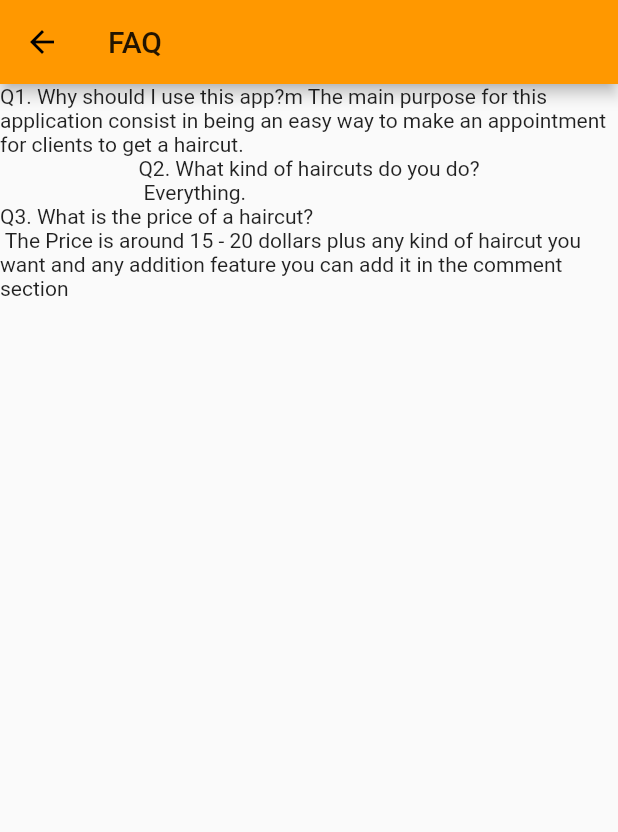
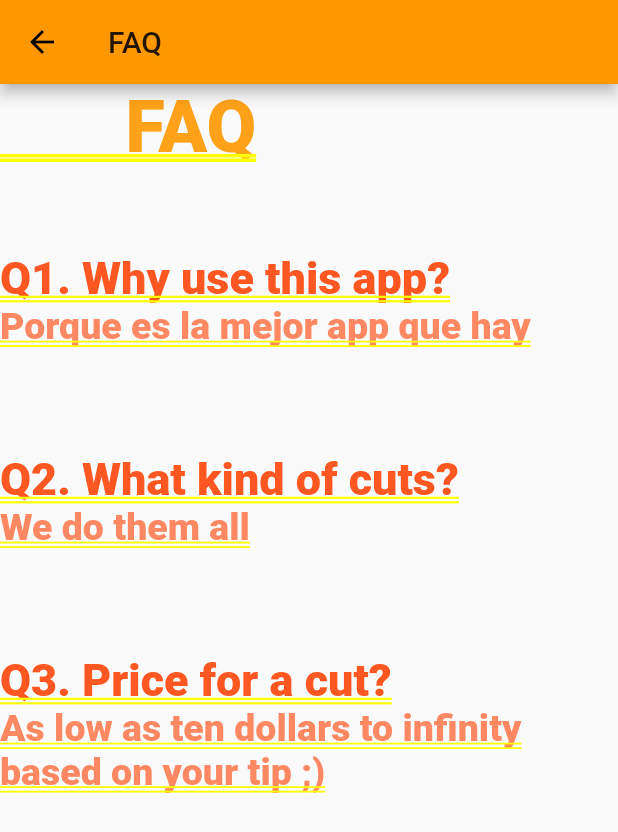
Before and after one commit to mario-velasquez-en/BarberApp, a Flutter app: the screen it shows after launch, after a tap on "Faq Route", on a phone screen of 412 x 824 dp. Shown: the top 832 px of the screen. Run offline on Flutter 3.47's test engine with Material 2 defaults, Android fonts, the phone set to English and light mode, and no system bars.

Commit message:
Stylized the receipt and FAQ page , currently working on the scheduling screen -only have a drop down menu-

```diff
--- a/lib/main.dart
+++ b/lib/main.dart
@@ -92,16 +92,30 @@ class _MyHomePageState extends State<MyHomePage> {
           mainAxisAlignment: MainAxisAlignment.center,
           children: <Widget>[
             FlatButton(
-              child: Text("Faq Route"), onPressed: () {Navigator.push(
+              child: Text("Faq Route"),
+              onPressed: () {
+                Navigator.push(
                   context,
                   MaterialPageRoute(builder: (context) => FaqPage()),
                 );
               },
             ),
             FlatButton(
-              child: Text("Receipt Route"), onPressed: () {Navigator.push(
+              child: Text("Receipt Route"),
+              onPressed: () {
+                Navigator.push(
                   context,
                   MaterialPageRoute(builder: (context) => ReceiptPage()),
+                );
+              },
+            ),
+
+            FlatButton(
+              child: Text("Schedule Route"),
+              onPressed: () {
+                Navigator.push(
+                  context,
+                  MaterialPageRoute(builder: (context) => Schedule()),
                 );
               },
             ),
@@ -124,34 +138,145 @@ class FaqPage extends StatelessWidget {
       appBar: AppBar(
         title: Text("FAQ"),
       ),
-      body:
-        Column(children: <Widget>[
-          Text("Q1. Why should I use this app?\m The main purpose for this application consist in being an easy way to make an appointment for clients to get a haircut."),
-          Text("Q2. What kind of haircuts do you do?\n Everything."),
-          Text("Q3. What is the price of a haircut? \n The Price is around 15 - 20 dollars plus any kind of haircut you want and any addition feature you can add it in the comment section"),
+      body: ListView(
+        children: <Widget>[
+          RichText(
+            text: TextSpan(
+              style: DefaultTextStyle.of(context).style,
+              children: <TextSpan>[
+                TextSpan(
+                  text: '       FAQ\n\n',
+                  style: TextStyle(color: Colors.orange.withOpacity(0.9)),
+                ),
+                TextSpan(
+                  text: 'Q1. Why use this app?\n',
+                  style: TextStyle(
+                      color: Colors.deepOrange.withOpacity(1.0), fontSize: 30),
+                ),
+                TextSpan(
+                  text: 'Porque es la mejor app que hay\n',
+                  style: TextStyle(
+                      color: Colors.deepOrange.withOpacity(0.7), fontSize: 25),
+                ),
+                TextSpan(
+                  text: '\n\nQ2. What kind of cuts?\n',
+                  style: TextStyle(
+                      color: Colors.deepOrange.withOpacity(1.0), fontSize: 30),
+                ),
+                TextSpan(
+                  text: 'We do them all\n',
+                  style: TextStyle(
+                      color: Colors.deepOrange.withOpacity(0.7), fontSize: 25),
+                ),
+                TextSpan(
+                  text: '\n\nQ3. Price for a cut?\n',
+                  style: TextStyle(
+                      color: Colors.deepOrange.withOpacity(1.0), fontSize: 30),
+                ),
+                TextSpan(
+                  text: 'As low as ten dollars to infinity based on your tip ;)\n',
+                  style: TextStyle(
+                      color: Colors.deepOrange.withOpacity(0.7), fontSize: 25),
+                ),
+              ],
+            ),
+          ),
         ],
+      ),
+    );
+  }
+}
 
+class ReceiptPage extends StatelessWidget {
+  @override
+  Widget build(BuildContext context) {
+    return Scaffold(
+      appBar: AppBar(
+        title: Text("Receipt"),
+      ),
+      body: ListView(
+        children: <Widget>[
+          RichText(
+            text: TextSpan(
+              style: DefaultTextStyle.of(context).style,
+              children: <TextSpan>[
+                TextSpan(
+                  text: '    Receipt\n\n',
+                  style: TextStyle(color: Colors.orange.withOpacity(0.9)),
+                ),
+                TextSpan(
+                  text: 'Amount:  15.00\n',
+                  style: TextStyle(color: Colors.black.withOpacity(0.8)),
+                ),
+                TextSpan(
+                  text: 'Tip:     5.00\n',
+                  style: TextStyle(color: Colors.black.withOpacity(0.8)),
+                ),
+                TextSpan(
+                  text: 'Cut: Low Fade\n',
+                  style: TextStyle(color: Colors.black.withOpacity(0.8)),
+                ),
+                TextSpan(
+                  text: 'Design:  N/A\n\n',
+                  style: TextStyle(color: Colors.black.withOpacity(0.8)),
+                ),
+                TextSpan(
+                  text: 'Total:   20.00\n',
+                  style: TextStyle(color: Colors.black.withOpacity(1.0)),
+                ),
+              ],
+            ),
+          ),
+        ],
       ),
     );
   }
 }
 
 
-class ReceiptPage extends StatelessWidget {
+class Schedule extends StatefulWidget {
+
+  @override
+  _ScheduleState createState() => _ScheduleState();
+}
+
+class _ScheduleState extends State<Schedule> {
+  String dropdownValue = 'One';
+
   @override
   Widget build(BuildContext context) {
     return Scaffold(
       appBar: AppBar(
-        title: Text("FAQ"),
+        title: Text("Scheduling"),
       ),
-      body:
-        Column(children: <Widget>[
-
-        Text("Receipt: \n Amount: 15.00\n Tip: 5.00 \n Cut: Low Fade \n Design: N/a \n Comments: Please the top a bit longer not too short.\n Total: 25.00 ")
-
-        ],
-
+    body: Center(
+      child: DropdownButton<String>(
+        value: dropdownValue,
+        icon: Icon(Icons.arrow_downward),
+        iconSize: 24,
+        elevation: 16,
+        style: TextStyle(
+          color: Colors.deepPurple
+        ),
+        underline: Container(
+          height: 2,
+          color: Colors.deepPurpleAccent,
+        ),
+        onChanged: (String newValue) {
+          setState(() {
+            dropdownValue = newValue;
+          });
+        },
+        items: <String>['One', 'Low Fade', 'Rapado', 'Trasquilado']
+          .map<DropdownMenuItem<String>>((String value) {
+            return DropdownMenuItem<String>(
+              value: value,
+              child: Text(value),
+            );
+          })
+          .toList(),
       ),
-    );
+    ),
+  );
   }
 }
```
